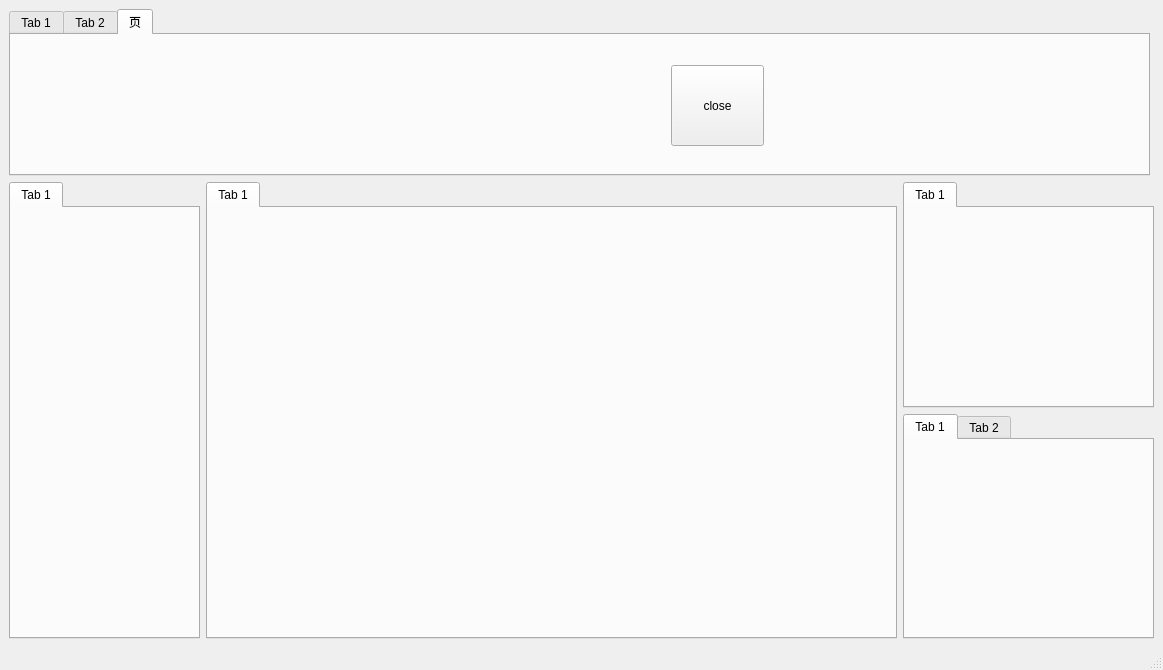
Before: the Qt Designer form ui/mainwindow.ui in Hezexian/calibrateTool, drawn with Qt 5.
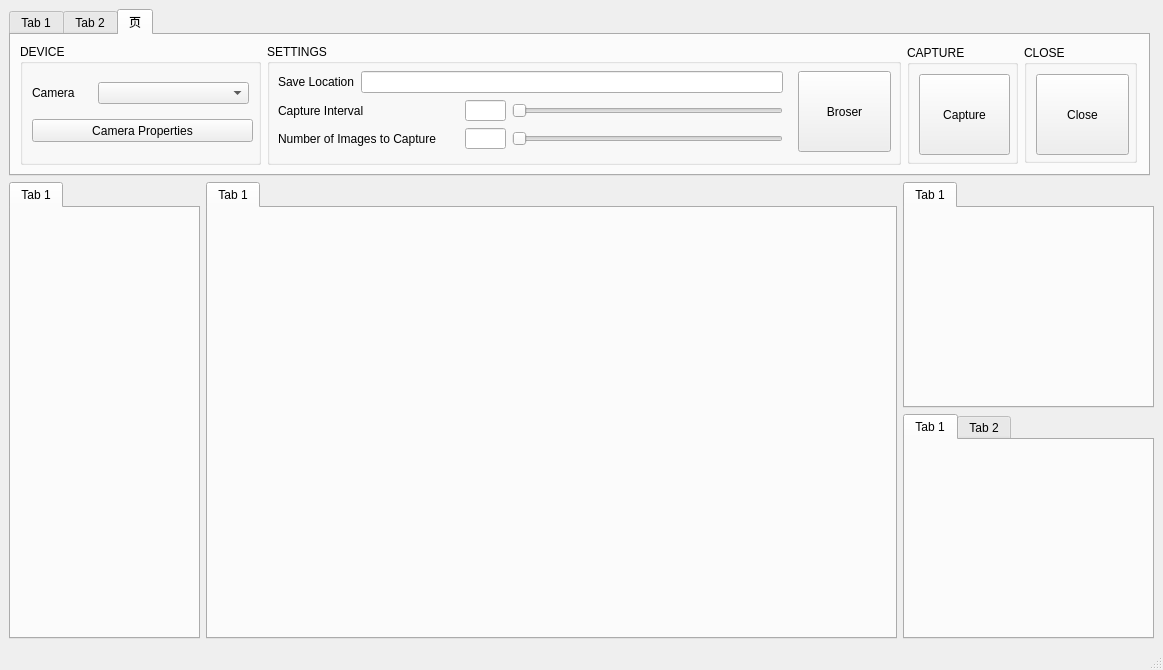
After: the same form once the commit is applied. The open tabs and pages were chosen to show the change.

Commit message: update tab_camera in mainwindow.ui

Patch:
```diff
--- a/ui/mainwindow.ui
+++ b/ui/mainwindow.ui
@@ -392,19 +392,272 @@
        <attribute name="title">
         <string>页</string>
        </attribute>
-       <widget class="QPushButton" name="pushButton_closeCamera">
-        <property name="geometry">
-         <rect>
-          <x>660</x>
-          <y>30</y>
-          <width>93</width>
-          <height>81</height>
-         </rect>
-        </property>
-        <property name="text">
-         <string>close</string>
-        </property>
-       </widget>
+       <layout class="QHBoxLayout" name="horizontalLayout_5">
+        <item>
+         <widget class="QGroupBox" name="groupBox">
+          <property name="minimumSize">
+           <size>
+            <width>241</width>
+            <height>121</height>
+           </size>
+          </property>
+          <property name="maximumSize">
+           <size>
+            <width>241</width>
+            <height>121</height>
+           </size>
+          </property>
+          <property name="title">
+           <string>DEVICE</string>
+          </property>
+          <layout class="QVBoxLayout" name="verticalLayout_4">
+           <item>
+            <layout class="QHBoxLayout" name="horizontalLayout_3">
+             <item>
+              <widget class="QLabel" name="label_3">
+               <property name="text">
+                <string>Camera</string>
+               </property>
+              </widget>
+             </item>
+             <item>
+              <widget class="QComboBox" name="comboBox">
+               <property name="minimumSize">
+                <size>
+                 <width>151</width>
+                 <height>21</height>
+                </size>
+               </property>
+              </widget>
+             </item>
+            </layout>
+           </item>
+           <item>
+            <widget class="QPushButton" name="pushButton_8">
+             <property name="minimumSize">
+              <size>
+               <width>221</width>
+               <height>23</height>
+              </size>
+             </property>
+             <property name="text">
+              <string>Camera Properties</string>
+             </property>
+            </widget>
+           </item>
+          </layout>
+         </widget>
+        </item>
+        <item>
+         <widget class="QGroupBox" name="groupBox_3">
+          <property name="maximumSize">
+           <size>
+            <width>634</width>
+            <height>121</height>
+           </size>
+          </property>
+          <property name="title">
+           <string>SETTINGS</string>
+          </property>
+          <widget class="QPushButton" name="pushButton_closeCamera_2">
+           <property name="geometry">
+            <rect>
+             <x>531</x>
+             <y>27</y>
+             <width>93</width>
+             <height>81</height>
+            </rect>
+           </property>
+           <property name="minimumSize">
+            <size>
+             <width>93</width>
+             <height>81</height>
+            </size>
+           </property>
+           <property name="text">
+            <string>Broser</string>
+           </property>
+          </widget>
+          <widget class="QWidget" name="">
+           <property name="geometry">
+            <rect>
+             <x>11</x>
+             <y>26</y>
+             <width>505</width>
+             <height>83</height>
+            </rect>
+           </property>
+           <layout class="QVBoxLayout" name="verticalLayout_5">
+            <item>
+             <layout class="QHBoxLayout" name="horizontalLayout_4">
+              <item>
+               <widget class="QLabel" name="label_4">
+                <property name="text">
+                 <string>Save Location</string>
+                </property>
+               </widget>
+              </item>
+              <item>
+               <widget class="QLineEdit" name="lineEdit">
+                <property name="minimumSize">
+                 <size>
+                  <width>221</width>
+                  <height>21</height>
+                 </size>
+                </property>
+               </widget>
+              </item>
+             </layout>
+            </item>
+            <item>
+             <layout class="QGridLayout" name="gridLayout_2">
+              <item row="0" column="0">
+               <widget class="QLabel" name="label_5">
+                <property name="text">
+                 <string>Capture Interval</string>
+                </property>
+               </widget>
+              </item>
+              <item row="0" column="1">
+               <widget class="QLineEdit" name="lineEdit_2">
+                <property name="minimumSize">
+                 <size>
+                  <width>41</width>
+                  <height>21</height>
+                 </size>
+                </property>
+                <property name="maximumSize">
+                 <size>
+                  <width>41</width>
+                  <height>21</height>
+                 </size>
+                </property>
+               </widget>
+              </item>
+              <item row="0" column="2">
+               <widget class="QSlider" name="horizontalSlider">
+                <property name="minimumSize">
+                 <size>
+                  <width>271</width>
+                  <height>22</height>
+                 </size>
+                </property>
+                <property name="maximumSize">
+                 <size>
+                  <width>271</width>
+                  <height>22</height>
+                 </size>
+                </property>
+                <property name="orientation">
+                 <enum>Qt::Horizontal</enum>
+                </property>
+               </widget>
+              </item>
+              <item row="1" column="0">
+               <widget class="QLabel" name="label_6">
+                <property name="text">
+                 <string>Number of Images to Capture</string>
+                </property>
+               </widget>
+              </item>
+              <item row="1" column="1">
+               <widget class="QLineEdit" name="lineEdit_3">
+                <property name="minimumSize">
+                 <size>
+                  <width>41</width>
+                  <height>21</height>
+                 </size>
+                </property>
+                <property name="maximumSize">
+                 <size>
+                  <width>41</width>
+                  <height>21</height>
+                 </size>
+                </property>
+               </widget>
+              </item>
+              <item row="1" column="2">
+               <widget class="QSlider" name="horizontalSlider_2">
+                <property name="minimumSize">
+                 <size>
+                  <width>271</width>
+                  <height>22</height>
+                 </size>
+                </property>
+                <property name="maximumSize">
+                 <size>
+                  <width>271</width>
+                  <height>22</height>
+                 </size>
+                </property>
+                <property name="orientation">
+                 <enum>Qt::Horizontal</enum>
+                </property>
+               </widget>
+              </item>
+             </layout>
+            </item>
+           </layout>
+          </widget>
+         </widget>
+        </item>
+        <item>
+         <widget class="QGroupBox" name="groupBox_2">
+          <property name="maximumSize">
+           <size>
+            <width>111</width>
+            <height>119</height>
+           </size>
+          </property>
+          <property name="title">
+           <string>CAPTURE</string>
+          </property>
+          <layout class="QHBoxLayout" name="horizontalLayout_7">
+           <item>
+            <widget class="QPushButton" name="pushButton_7">
+             <property name="minimumSize">
+              <size>
+               <width>91</width>
+               <height>81</height>
+              </size>
+             </property>
+             <property name="text">
+              <string>Capture</string>
+             </property>
+            </widget>
+           </item>
+          </layout>
+         </widget>
+        </item>
+        <item>
+         <widget class="QGroupBox" name="groupBox_4">
+          <property name="maximumSize">
+           <size>
+            <width>113</width>
+            <height>118</height>
+           </size>
+          </property>
+          <property name="title">
+           <string>CLOSE</string>
+          </property>
+          <layout class="QHBoxLayout" name="horizontalLayout_6">
+           <item>
+            <widget class="QPushButton" name="pushButton_closeCamera">
+             <property name="minimumSize">
+              <size>
+               <width>93</width>
+               <height>81</height>
+              </size>
+             </property>
+             <property name="text">
+              <string>Close</string>
+             </property>
+            </widget>
+           </item>
+          </layout>
+         </widget>
+        </item>
+       </layout>
       </widget>
      </widget>
     </item>
```
Left out of the diff: 2 changed lines with no effect on the pictures. The commit also changes 1 other file.
